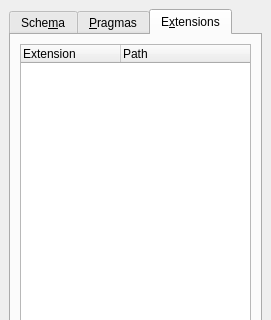
Old version of the form Sqliteman/sqliteman/schemabrowser.ui in the repository iamkjg/sqliteman; both pictures show x 0 to 271 and y 0 to 320 of the 271 by 721 pixel window.
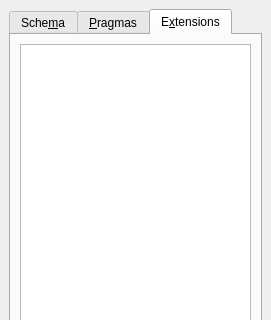
New version of the form. The open tabs and pages were chosen to show the change. Custom widgets are drawn as their Qt base class.

Commit message: extensions are displayed as file|path table in the GUI

What changed in the file:
```diff
--- a/Sqliteman/sqliteman/schemabrowser.ui
+++ b/Sqliteman/sqliteman/schemabrowser.ui
@@ -141,20 +141,13 @@
       </attribute>
       <layout class="QGridLayout" name="gridLayout" >
        <item row="0" column="0" >
-        <widget class="QTreeWidget" name="extensionTreeWidget" >
+        <widget class="QTableView" name="extensionTableView" >
          <property name="alternatingRowColors" >
           <bool>true</bool>
          </property>
-         <column>
-          <property name="text" >
-           <string>Extension</string>
-          </property>
-         </column>
-         <column>
-          <property name="text" >
-           <string>Path</string>
-          </property>
-         </column>
+         <property name="selectionBehavior" >
+          <enum>QAbstractItemView::SelectRows</enum>
+         </property>
         </widget>
        </item>
       </layout>
```
Left out of the diff: 10 changed lines with no effect on the pictures. The commit also changes 8 other files.
